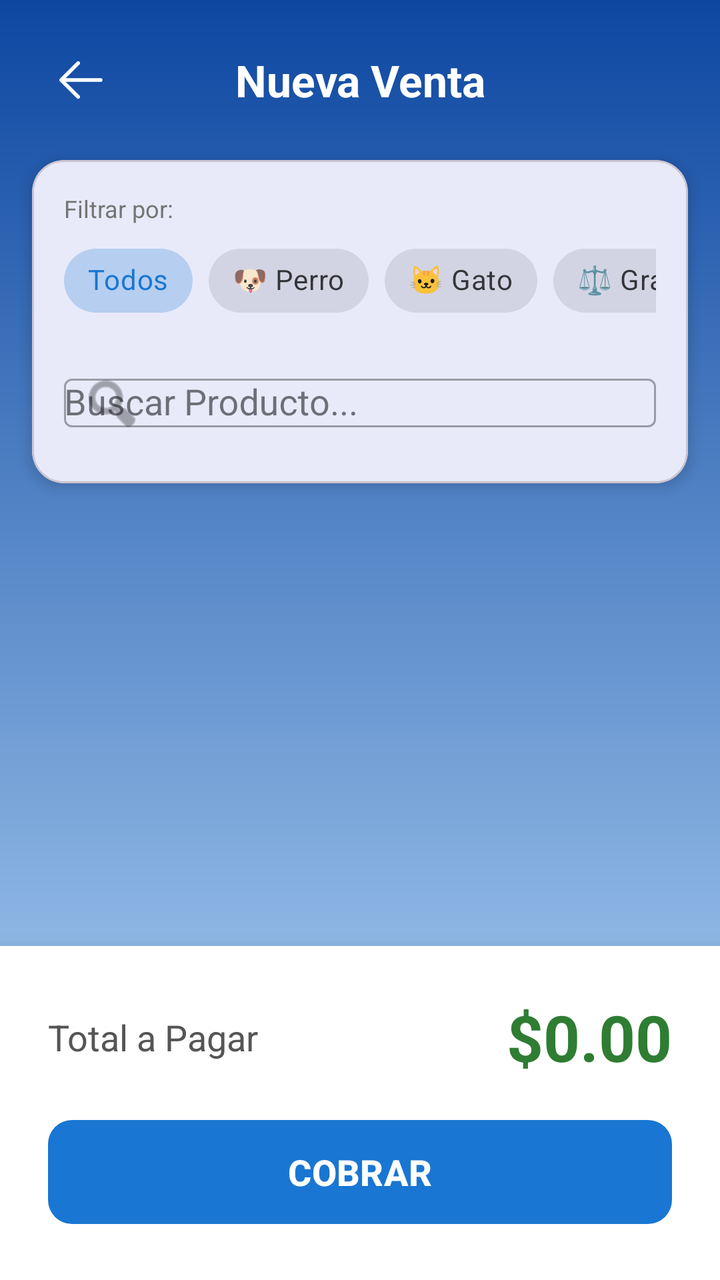
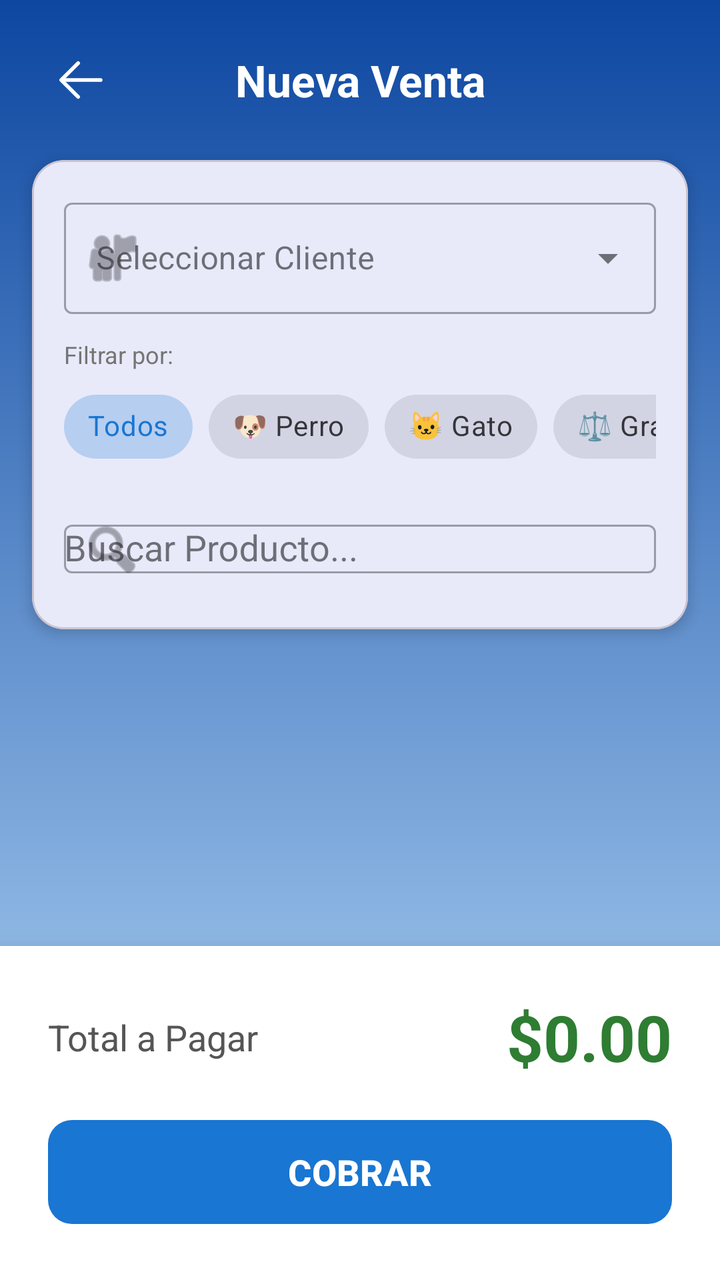

Screens rendered from an Android XML layout before and after an edit, with the pre-edit source and the edit as a unified diff.
<!-- AndroidManifest.xml: application theme Theme.PuntoPeludo -->
<!-- res/layout/activity_venta.xml -->
<?xml version="1.0" encoding="utf-8"?>
<androidx.constraintlayout.widget.ConstraintLayout xmlns:android="http://schemas.android.com/apk/res/android"
    xmlns:app="http://schemas.android.com/apk/res-auto"
    xmlns:tools="http://schemas.android.com/tools"
    android:layout_width="match_parent"
    android:layout_height="match_parent"
    android:background="@drawable/gradient_background"
    tools:context=".VentaActivity">

    <ImageButton
        android:id="@+id/btnBack"
        android:layout_width="48dp"
        android:layout_height="48dp"
        android:layout_marginStart="16dp"
        android:layout_marginTop="16dp"
        android:background="?attr/selectableItemBackgroundBorderless"
        android:src="@drawable/back_svgrepo_com"
        app:layout_constraintStart_toStartOf="parent"
        app:layout_constraintTop_toTopOf="parent"
        app:tint="@color/white" />

    <TextView
        android:id="@+id/tvTituloVenta"
        android:layout_width="wrap_content"
        android:layout_height="wrap_content"
        android:text="Nueva Venta"
        android:textColor="@color/white"
        android:textSize="22sp"
        android:textStyle="bold"
        app:layout_constraintBottom_toBottomOf="@id/btnBack"
        app:layout_constraintEnd_toEndOf="parent"
        app:layout_constraintStart_toStartOf="parent"
        app:layout_constraintTop_toTopOf="@id/btnBack" />

    <com.google.android.material.card.MaterialCardView
        android:id="@+id/cardBusqueda"
        android:layout_width="match_parent"
        android:layout_height="wrap_content"
        android:layout_marginHorizontal="16dp"
        android:layout_marginTop="16dp"
        app:cardCornerRadius="16dp"
        app:cardElevation="4dp"
        app:layout_constraintTop_toBottomOf="@id/btnBack">

        <LinearLayout
            android:layout_width="match_parent"
            android:layout_height="wrap_content"
            android:orientation="vertical"
            android:padding="16dp">

            <TextView
                android:layout_width="wrap_content"
                android:layout_height="wrap_content"
                android:text="Filtrar por:"
                android:textSize="12sp"
                android:textColor="#757575"
                android:layout_marginBottom="4dp"/>

            <HorizontalScrollView
                android:layout_width="match_parent"
                android:layout_height="wrap_content"
                android:scrollbars="none">

                <com.google.android.material.chip.ChipGroup
                    android:id="@+id/chipGroupFiltros"
                    android:layout_width="wrap_content"
                    android:layout_height="wrap_content"
                    app:singleSelection="true">

                    <com.google.android.material.chip.Chip
                        android:id="@+id/chipTodos"
                        style="@style/Widget.MaterialComponents.Chip.Choice"
                        android:layout_width="wrap_content"
                        android:layout_height="wrap_content"
                        android:text="Todos"
                        android:checked="true"/>

                    <com.google.android.material.chip.Chip
                        android:id="@+id/chipPerro"
                        style="@style/Widget.MaterialComponents.Chip.Choice"
                        android:layout_width="wrap_content"
                        android:layout_height="wrap_content"
                        android:text="🐶 Perro"/>

                    <com.google.android.material.chip.Chip
                        android:id="@+id/chipGato"
                        style="@style/Widget.MaterialComponents.Chip.Choice"
                        android:layout_width="wrap_content"
                        android:layout_height="wrap_content"
                        android:text="🐱 Gato"/>

                    <com.google.android.material.chip.Chip
                        android:id="@+id/chipGranel"
                        style="@style/Widget.MaterialComponents.Chip.Choice"
                        android:layout_width="wrap_content"
                        android:layout_height="wrap_content"
                        android:text="⚖️ Granel"/>

                    <com.google.android.material.chip.Chip
                        android:id="@+id/chipFarmacia"
                        style="@style/Widget.MaterialComponents.Chip.Choice"
                        android:layout_width="wrap_content"
                        android:layout_height="wrap_content"
                        android:text="💊 Farmacia"/>

                </com.google.android.material.chip.ChipGroup>
            </HorizontalScrollView>

            <com.google.android.material.textfield.TextInputLayout
                style="@style/Widget.MaterialComponents.TextInputLayout.OutlinedBox"
                android:layout_width="match_parent"
                android:layout_height="wrap_content"
                android:layout_marginTop="8dp"
                android:hint="Buscar Producto..."
                app:startIconDrawable="@android:drawable/ic_menu_search">

                <AutoCompleteTextView
                    android:id="@+id/autoCompleteProducto"
                    android:layout_width="match_parent"
                    android:layout_height="wrap_content"
                    android:inputType="text" />
            </com.google.android.material.textfield.TextInputLayout>

        </LinearLayout>
    </com.google.android.material.card.MaterialCardView>

    <androidx.recyclerview.widget.RecyclerView
        android:id="@+id/recyclerViewCarrito"
        android:layout_width="match_parent"
        android:layout_height="0dp"
        android:layout_marginHorizontal="16dp"
        android:layout_marginTop="8dp"
        android:layout_marginBottom="8dp"
        android:backgroundTint="#FFFFFF"
        android:padding="4dp"
        app:layout_constraintBottom_toTopOf="@id/layoutTotal"
        app:layout_constraintTop_toBottomOf="@id/cardBusqueda" />

    <LinearLayout
        android:id="@+id/layoutTotal"
        android:layout_width="match_parent"
        android:layout_height="wrap_content"
        android:orientation="vertical"
        android:background="@color/white"
        android:padding="24dp"
        android:elevation="16dp"
        app:layout_constraintBottom_toBottomOf="parent">

        <LinearLayout
            android:layout_width="match_parent"
            android:layout_height="wrap_content"
            android:orientation="horizontal"
            android:gravity="center_vertical"
            android:layout_marginBottom="16dp">

            <TextView
                android:layout_width="0dp"
                android:layout_height="wrap_content"
                android:layout_weight="1"
                android:text="Total a Pagar"
                android:textSize="18sp"
                android:textColor="#555555"/>

            <TextView
                android:id="@+id/textViewTotal"
                android:layout_width="wrap_content"
                android:layout_height="wrap_content"
                android:text="$0.00"
                android:textSize="32sp"
                android:textStyle="bold"
                android:textColor="#2E7D32"/>
        </LinearLayout>

        <com.google.android.material.button.MaterialButton
            android:id="@+id/buttonFinalizarVenta"
            android:layout_width="match_parent"
            android:layout_height="60dp"
            android:text="COBRAR"
            android:textSize="18sp"
            android:textStyle="bold"
            app:cornerRadius="12dp"
            app:backgroundTint="@color/azul_medio"/>
    </LinearLayout>

</androidx.constraintlayout.widget.ConstraintLayout>
<!-- resources referenced by this layout -->
<resources>
  <color name="azul_medio">#1976D2</color>
  <color name="white">#FFFFFFFF</color>
  <!-- drawable back_svgrepo_com (drawable) -->
  <vector xmlns:android="http://schemas.android.com/apk/res/android" android:autoMirrored="true" android:height="30dp" android:viewportHeight="1024" android:viewportWidth="1024" android:width="30dp">
        
      <path android:fillColor="#ffffff" android:pathData="M224,480h640a32,32 0,1 1,0 64H224a32,32 0,0 1,0 -64z"/>
        
      <path android:fillColor="#ffffff" android:pathData="m237.2,512 l265.4,265.3a32,32 0,0 1,-45.3 45.3l-288,-288a32,32 0,0 1,0 -45.3l288,-288a32,32 0,1 1,45.3 45.3L237.2,512z"/>
      
  </vector>
  <!-- drawable gradient_background (drawable) -->
  <?xml version="1.0" encoding="utf-8"?>
  <shape xmlns:android="http://schemas.android.com/apk/res/android"
      android:shape="rectangle">
      <gradient
          android:angle="90"
          android:startColor="@color/azul_claro"
          android:endColor="@color/azul_oscuro"
          android:type="linear" />
  </shape>
  <style name="Theme.PuntoPeludo" parent="Base.Theme.PuntoPeludo" />
  <color name="azul_claro">#BBDEFB</color>
  <color name="azul_oscuro">#0D47A1</color>
  <style name="Base.Theme.PuntoPeludo" parent="Theme.Material3.DayNight.NoActionBar">
  
          
          <item name="colorPrimary">@color/azul_medio</item>
          <item name="colorPrimaryVariant">@color/azul_claro</item>
          <item name="colorOnPrimary">@color/white</item>
  
          
          <item name="colorSecondary">@color/azul_claro</item>
          <item name="colorSecondaryVariant">@color/azul_oscuro</item>
          <item name="colorOnSecondary">@color/black</item>
  
          
          <item name="android:colorBackground">@color/azul_claro</item>
  
          
      </style>
  <color name="black">#FF000000</color>
</resources>

<!-- the commit's change to res/layout/activity_venta.xml (unified diff, before → after) -->
@@ -47,6 +47,21 @@
             android:layout_height="wrap_content"
             android:orientation="vertical"
             android:padding="16dp">
+
+            <com.google.android.material.textfield.TextInputLayout
+                style="@style/Widget.MaterialComponents.TextInputLayout.OutlinedBox.ExposedDropdownMenu"
+                android:layout_width="match_parent"
+                android:layout_height="wrap_content"
+                android:layout_marginBottom="12dp"
+                android:hint="Seleccionar Cliente"
+                app:startIconDrawable="@android:drawable/ic_menu_myplaces">
+
+                <AutoCompleteTextView
+                    android:id="@+id/autoCompleteCliente"
+                    android:layout_width="match_parent"
+                    android:layout_height="wrap_content"
+                    android:inputType="text" />
+            </com.google.android.material.textfield.TextInputLayout>
 
             <TextView
                 android:layout_width="wrap_content"
@@ -131,8 +146,6 @@
         android:layout_marginHorizontal="16dp"
         android:layout_marginTop="8dp"
         android:layout_marginBottom="8dp"
-        android:backgroundTint="#FFFFFF"
-        android:padding="4dp"
         app:layout_constraintBottom_toTopOf="@id/layoutTotal"
         app:layout_constraintTop_toBottomOf="@id/cardBusqueda" />
 
